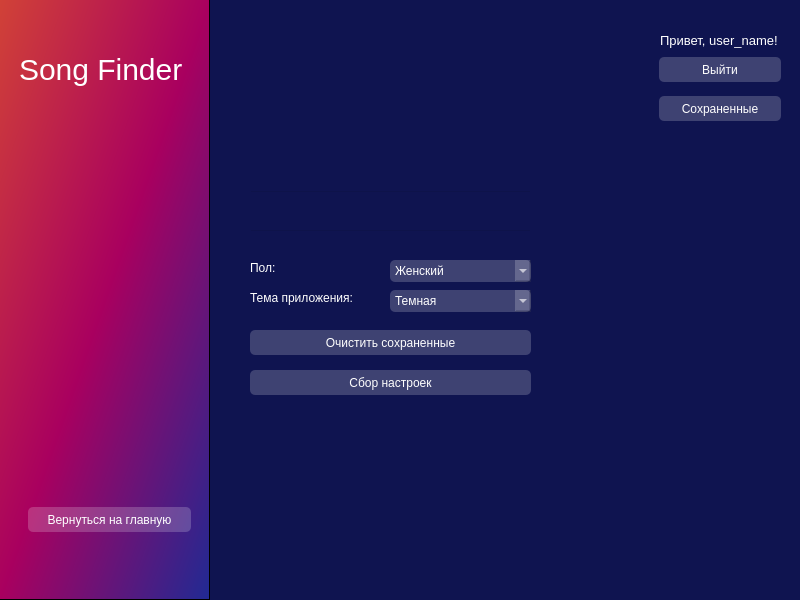
This is settings.ui in alicedeni/py-project as Qt 5 draws it before an edit. The edited form follows.
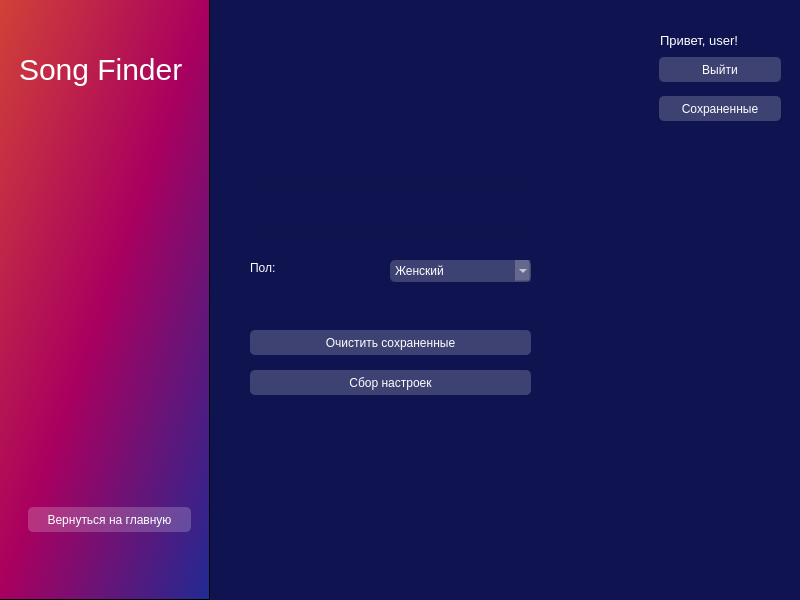
This is the edited form.

Diff of the .ui file:
```diff
--- a/settings.ui
+++ b/settings.ui
@@ -122,7 +122,7 @@
      <string notr="true">color: rgb(255, 255, 255);</string>
     </property>
     <property name="text">
-     <string>Привет, user_name!</string>
+     <string>Привет, user!</string>
     </property>
    </widget>
    <widget class="QFrame" name="frame_6">
@@ -172,48 +172,6 @@
      </item>
     </layout>
    </widget>
-   <widget class="QComboBox" name="theme">
-    <property name="geometry">
-     <rect>
-      <x>390</x>
-      <y>290</y>
-      <width>141</width>
-      <height>22</height>
-     </rect>
-    </property>
-    <property name="styleSheet">
-     <string notr="true">height: 25px;
-border-radius: 5px;
-color: #FFF;
-background-color: rgba(255, 255, 255, 50);</string>
-    </property>
-    <item>
-     <property name="text">
-      <string>Темная</string>
-     </property>
-    </item>
-    <item>
-     <property name="text">
-      <string>Светлая</string>
-     </property>
-    </item>
-   </widget>
-   <widget class="QLabel" name="label_2">
-    <property name="geometry">
-     <rect>
-      <x>250</x>
-      <y>290</y>
-      <width>111</width>
-      <height>16</height>
-     </rect>
-    </property>
-    <property name="styleSheet">
-     <string notr="true">color: rgb(255, 255, 255);</string>
-    </property>
-    <property name="text">
-     <string>Тема приложения:</string>
-    </property>
-   </widget>
    <widget class="QPushButton" name="clear_btn">
     <property name="geometry">
      <rect>
```
